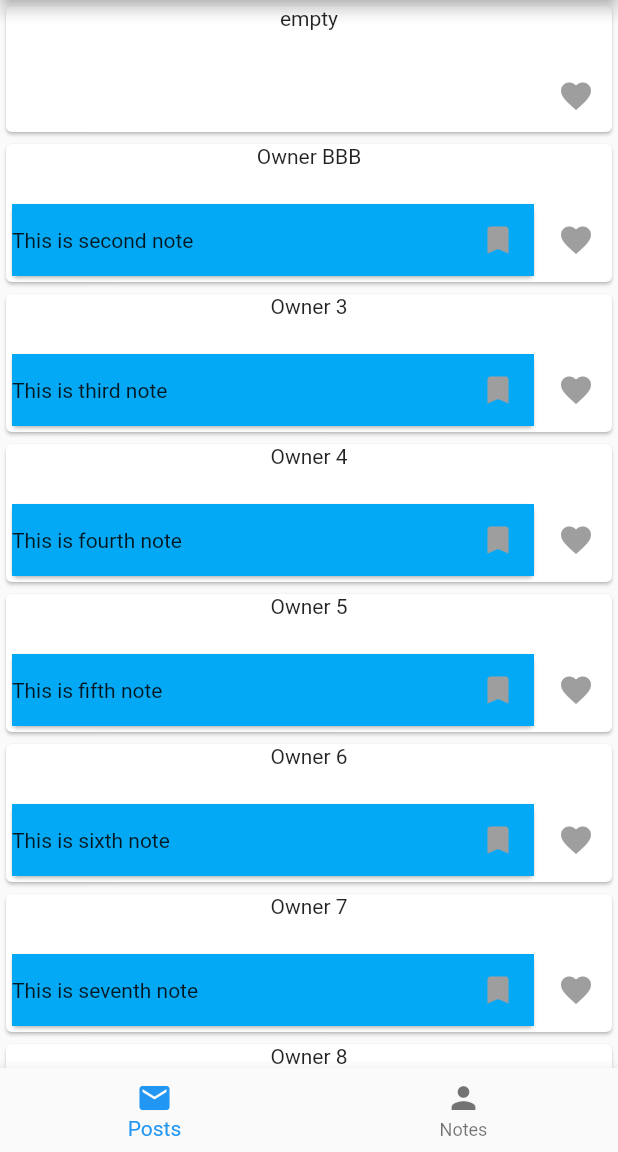
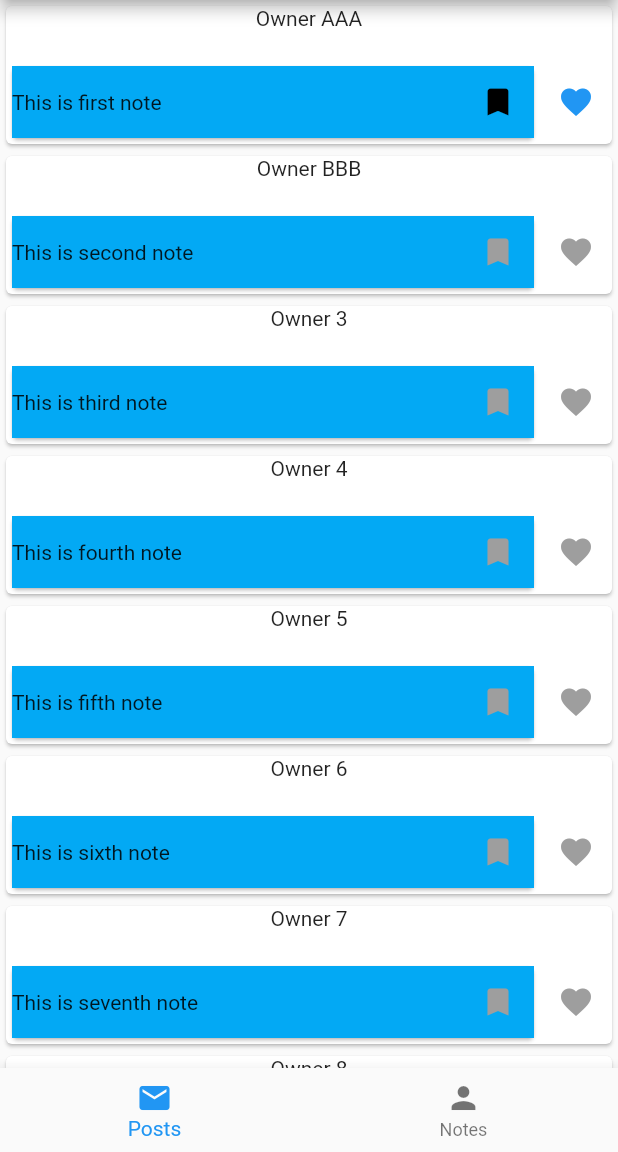
Before and after one commit to AydinEnes/protocarta, a Flutter app: the screen it shows after launch, on a phone screen of 412 x 824 dp, the part 84-1236 px from its top. Run offline on Flutter 3.47's test engine with Material 2 defaults, Android fonts, the phone set to English and light mode, and no system bars; our stand-ins replace auto_route, equatable, flutter_bloc, freezed_annotation, logger, rxdart.

Commit message:
fix some map passes to rebuild ui properly

```diff
--- a/lib/core/list_bloc/list_bloc.dart
+++ b/lib/core/list_bloc/list_bloc.dart
@@ -1,5 +1,6 @@
 import 'dart:async';
 import 'package:equatable/equatable.dart';
+import 'package:flutter/foundation.dart';
 import 'package:flutter_bloc/flutter_bloc.dart';
 import 'package:protocarta/repo/post_repo.dart';
 import 'package:protocarta/models/note.dart';
@@ -45,6 +46,11 @@
     // if Post is the listObjectType then fetch posts
     if (listObjectType == Post) {
       final posts = await postRepository.fetchPosts();
+      final List<Note> notes = posts
+          .where((element) => element.note != null)
+          .map((e) => e.note!)
+          .toList();
+      noteRepository.updateNoteStream(notes);
       emit(state.copyWith(
         status: ActionStatus.success,
         ids: posts.map((e) => e.id).toList(),
@@ -54,15 +60,14 @@
 
   FutureOr<void> _onListSubscriptionRequested(
       ListSubscriptionRequested event, Emitter<ListState> emit) async {
-    // listen to notes and posts streams and emit the state with the new list
+    // if Note is the listObjectType then subscribe to notes
     // if (listObjectType == Note) {
-    //   await emit.forEach<Set<Note>>(noteRepository.getNoteStream,
-    //       onData: (Set<Note> list) {
-    //     final List<int> ids = List<int>.from(state.itemList.map((e) => e.id));
-    //     final List finalList = ids
-    //         .map((e) => list.firstWhere((element) => element.id == e))
-    //         .toList();
-    //     return state.copyWith(itemList: finalList);
+    //   await emit.forEach<ListUpdateObject>(noteRepository.getListUpdateStream,
+    //       onData: (ListUpdateObject listUpdateObject) {
+    //     List<int> ids = List<int>.from(state.ids);
+    //     debugPrint('listUpdateObject: $listUpdateObject');
+    //     debugPrint('ids: $ids');
+    //     return state.copyWith(ids: [listUpdateObject.id, ...ids]);
     //   });
     // }
 
@@ -70,9 +75,20 @@
       await emit.forEach<ListUpdateObject>(postRepository.getListUpdateStream,
           onData: (ListUpdateObject listUpdateObject) {
         List<int> ids = List<int>.from(state.ids);
-
+        debugPrint('listUpdateObject: $listUpdateObject');
+        debugPrint('ids: $ids');
         return state.copyWith(ids: [listUpdateObject.id, ...ids]);
       });
+      // await emit.forEach<CombinedUpdate>(postRepository.combinedStream,
+      //     onData: (CombinedUpdate combinedUpdate) {
+      //   debugPrint('combinedUpdate: $combinedUpdate');
+      //   List<int> ids = List<int>.from(state.ids);
+      //   if (combinedUpdate.allPosts.containsKey(combinedUpdate.listUpdate.id)) {
+      //     return state.copyWith(ids: [combinedUpdate.listUpdate.id, ...ids]);
+      //   } else {
+      //     return state;
+      //   }
+      // });
     }
   }
 }
--- a/lib/core/util/note_card.dart
+++ b/lib/core/util/note_card.dart
@@ -20,7 +20,8 @@
                 previous.allNotes[id] != current.allNotes[id]);
       },
       builder: (context, state) {
-        final notes = Map.from(state.allNotes);
+        // debugPrint('building a note: $id ${state.allNotes.containsKey(id)}');
+        final notes = Map<int, Note>.from(state.allNotes);
         final displayNote = notes.putIfAbsent(id, () => Note.empty());
         return Card(
           child: GestureDetector(
--- a/lib/core/util/post_card.dart
+++ b/lib/core/util/post_card.dart
@@ -17,13 +17,25 @@
     return BlocBuilder<PostBloc, PostState>(
       buildWhen: (previous, current) {
         debugPrint(
-            'build when: ${current.allPosts.containsKey(id) && (!previous.allPosts.containsKey(id) || previous.allPosts[id] != current.allPosts[id])}');
+            'build when($id): ${current.allPosts.containsKey(id) && (!previous.allPosts.containsKey(id) || previous.allPosts[id] != current.allPosts[id])}');
         return current.allPosts.containsKey(id) &&
             (!previous.allPosts.containsKey(id) ||
                 previous.allPosts[id] != current.allPosts[id]);
       },
       builder: (context, state) {
-        final posts = Map.from(state.allPosts);
+        debugPrint(
+            'building a post: $id ${state.allPosts.keys}\n${state.allPosts.values}');
+        if (!state.allPosts.containsKey(id)) {
+          return Container(
+            height: 20,
+            width: double.infinity,
+            color: Colors.red,
+          );
+        }
+        debugPrint(
+            'building a post: $id ${state.allPosts.keys}\n${state.allPosts.values}');
+        debugPrint('building a post: $id ${state.allPosts.containsKey(id)}');
+        final posts = Map<int, Post>.from(state.allPosts);
         final displayPost = posts.putIfAbsent(id, () => Post.empty());
         return Card(
           child: Column(
--- a/lib/routes/home/home_view.dart
+++ b/lib/routes/home/home_view.dart
@@ -16,12 +16,14 @@
     return MultiBlocProvider(
       providers: [
         BlocProvider(
+          lazy: false,
           create: (context) => NoteBloc(
               noteRepository: RepositoryProvider.of<NoteRepository>(context),
               postRepository: RepositoryProvider.of<PostRepository>(context))
             ..add(const NoteSubscriptionRequestedEvent()),
         ),
         BlocProvider(
+          lazy: false,
           create: (context) => PostBloc(
             postRepository: RepositoryProvider.of<PostRepository>(context),
             noteRepository: RepositoryProvider.of<NoteRepository>(context),
--- a/lib/routes/note/bloc/note_bloc.dart
+++ b/lib/routes/note/bloc/note_bloc.dart
@@ -1,5 +1,6 @@
 import 'dart:async';
 import 'package:equatable/equatable.dart';
+import 'package:flutter/foundation.dart';
 import 'package:flutter_bloc/flutter_bloc.dart';
 import 'package:protocarta/repo/note_repo.dart';
 import 'package:protocarta/repo/post_repo.dart';
@@ -34,6 +35,7 @@
     await emit.forEach<Map<int, Note>>(
       noteRepository.getNoteStream,
       onData: (Map<int, Note> allNotes) {
+        debugPrint('allNotes: $allNotes');
         final newMap = Map<int, Note>.from(allNotes);
         return state.copyWith(allNotes: newMap);
       },
--- a/lib/routes/note/note_detailed_view.dart
+++ b/lib/routes/note/note_detailed_view.dart
@@ -25,7 +25,7 @@
                     previous.allNotes[note.id] != current.allNotes[note.id]);
           },
           builder: (context, state) {
-            Map<int, Note> notes = Map.from(state.allNotes);
+            Map<int, Note> notes = Map<int, Note>.from(state.allNotes);
             Note displayNote = notes.putIfAbsent(note.id, () => note);
             return Center(
               child: Column(
--- a/lib/routes/post/bloc/post_bloc.dart
+++ b/lib/routes/post/bloc/post_bloc.dart
@@ -1,6 +1,7 @@
 import 'dart:async';
 
 import 'package:equatable/equatable.dart';
+import 'package:flutter/foundation.dart';
 import 'package:flutter_bloc/flutter_bloc.dart';
 import 'package:protocarta/core/util/logging.dart';
 import 'package:protocarta/models/note.dart';
@@ -30,8 +31,7 @@
     await emit.forEach<Map<int, Post>>(postRepository.getPostStream,
         onData: (Map<int, Post> allPosts) {
       final newMap = Map<int, Post>.from(allPosts);
-      noteRepository.updateNoteStream(
-          newMap.values.map((e) => e.note ?? Note.empty()).toList());
+      debugPrint('newMap: $allPosts');
       return state.copyWith(allPosts: newMap);
     }, onError: (e, st) {
       AppLogging.logger.e(e, 'Error in _onPostSubscriptionRequestedEvent', st);
--- a/lib/routes/post/bloc/post_event.dart
+++ b/lib/routes/post/bloc/post_event.dart
@@ -21,9 +21,9 @@
 }
 
 class CreatePostEvent extends PostEvent {
+  const CreatePostEvent(this.post);
+
   final Post post;
-
-  const CreatePostEvent(this.post);
 
   @override
   List<Object?> get props => [post];
--- a/lib/routes/post/post_list_view.dart
+++ b/lib/routes/post/post_list_view.dart
@@ -5,6 +5,7 @@
 import 'package:protocarta/models/post.dart';
 import 'package:protocarta/repo/note_repo.dart';
 import 'package:protocarta/repo/post_repo.dart';
+import 'package:rxdart/rxdart.dart';
 
 
 class PostListView extends StatelessWidget {
@@ -23,8 +24,19 @@
           ..add(const ListSubscriptionRequested()),
         child: BlocBuilder<ListBloc, ListState>(
             builder: (context, state) {
-              // add fetch list event
-              //debugPrint('items: $state');
+              // return ValueListenableBuilder<Map<int, Post>>(
+              //   valueListenable: RepositoryProvider.of<PostRepository>(context).getPostStream.shareValue(),
+              //   builder: (context, allPosts, _) {
+              //     debugPrint('building: ${state.ids}');
+              //     return ListView.builder(
+              //       itemBuilder: (context, index) {
+              //         return PostCard(id: state.ids[index]);
+              //       },
+              //       itemCount: state.ids.length,
+              //     );
+              //   },
+              // );
+              debugPrint('building: ${state.ids}');
               return ListView.builder(
                 itemBuilder: (context, index) {
                   return PostCard(id: state.ids[index]);
```
Also changed, not shown: lib/repo/post_repo.dart (+39 -5 lines).
